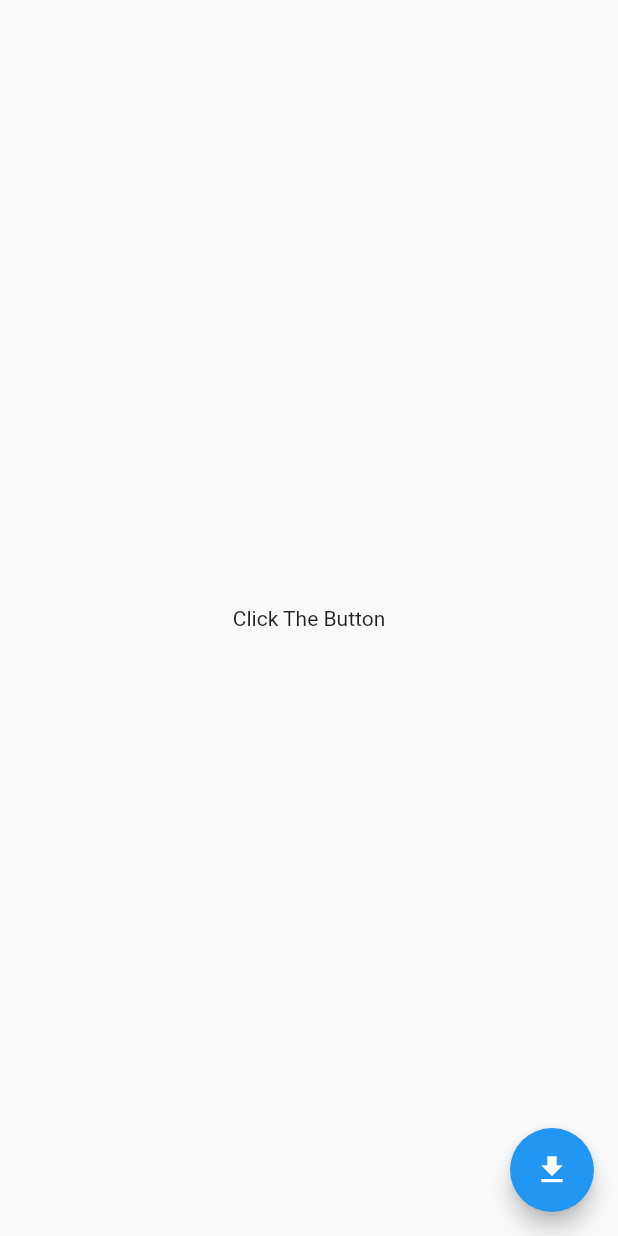
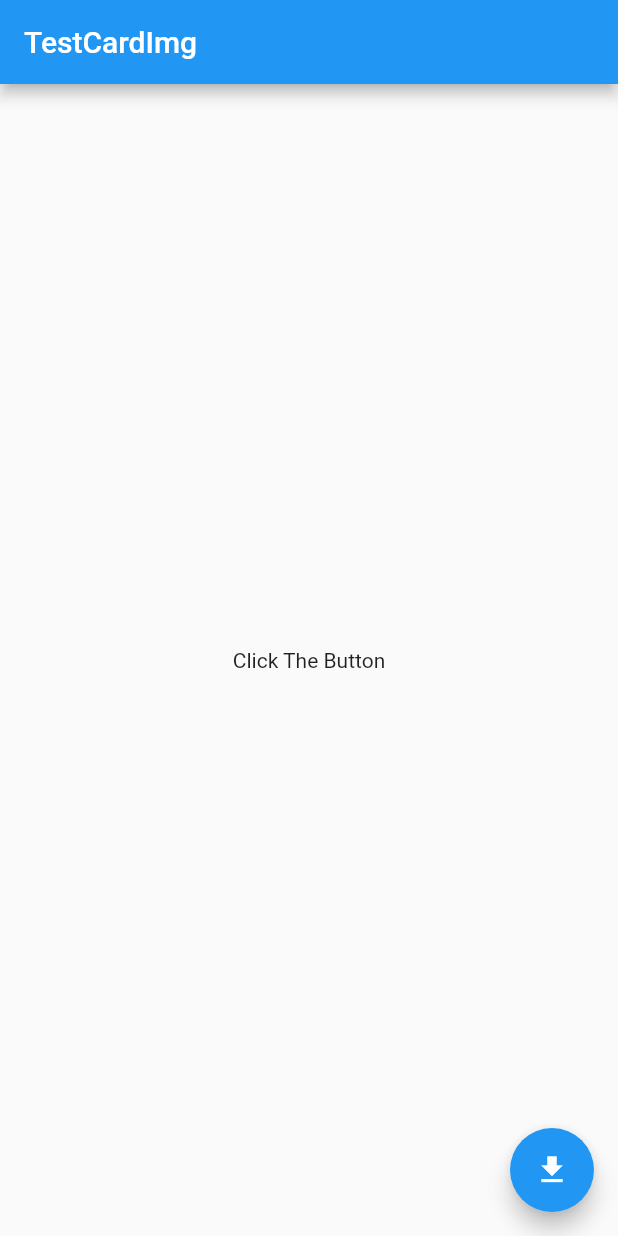
Before and after one commit to kamil-korwiel/heartstone_cards_bloc, a Flutter app: the screen it shows after launch, on a phone screen of 412 x 824 dp. Run offline on Flutter 3.47's test engine with Material 2 defaults, Android fonts, the light colour scheme and no system bars; our stand-ins replace bloc, cached_network_image, dio, flutter_bloc, flutter_sticky_header, freezed_annotation and 1 more; generated files the repository leaves out were written again.

Commit message:
Created TestPAgeForntCart and Bloc ,Repo ,Api

```diff
--- a/lib/data/datasources/remote/heartstone_api_service.dart
+++ b/lib/data/datasources/remote/heartstone_api_service.dart
@@ -1,6 +1,5 @@
 import 'package:dio/dio.dart';
 import 'package:heartstone_cards_bloc/core/api_consts.dart';
-import 'package:retrofit/dio.dart';
 import 'package:retrofit/http.dart';
 
 import '../../models/models.dart';
@@ -14,4 +13,7 @@ abstract class HeartstoneApiService {
 
   @GET("/info")
   Future<Info> getInfo();
+
+  @GET("/cards/sets/{nameSet}")
+  Future<List<CardFront>> getSetOfCards(@Path("nameSet") String nameSet);
 }
--- a/lib/data/repositories/abstract/heartstone_repositories.dart
+++ b/lib/data/repositories/abstract/heartstone_repositories.dart
@@ -3,4 +3,6 @@ import '../../models/models.dart';
 abstract class HeartStoneRepository {
   // API Methods
   Future<Info> getInfo();
+
+  Future<List<CardFront>> getSetOfCards(String nameSet);
 }
--- /dev/null
+++ b/lib/logic/blocs/cardfront/cardfront_event.dart
@@ -0,0 +1,16 @@
+part of 'cardfront_bloc.dart';
+
+@freezed
+class CardfrontEvent with _$CardfrontEvent {
+  const factory CardfrontEvent.started() = _Started;
+  const factory CardfrontEvent.getAll() = _GetAll;
+  const factory CardfrontEvent.getSet(String nameOfSet) = _GetSet;
+  const factory CardfrontEvent.getTypes(String nameOfTypes) = _GetTypes;
+  const factory CardfrontEvent.getRaces(String nameOfRace) = _GetRaces;
+  const factory CardfrontEvent.getFactions(String nameOfFactions) =
+      _GetFactions;
+  const factory CardfrontEvent.getQualities(String nameOfQualities) =
+      _GetQualities;
+  const factory CardfrontEvent.getClasses(String nameOfClass) = _GetClasses;
+  const factory CardfrontEvent.search(String nameOfCard) = _Search;
+}
--- /dev/null
+++ b/lib/logic/blocs/cardfront/cardfront_state.dart
@@ -0,0 +1,9 @@
+part of 'cardfront_bloc.dart';
+
+@freezed
+class CardfrontState with _$CardfrontState {
+  const factory CardfrontState.initial() = _Initial;
+  const factory CardfrontState.loading() = _Loading;
+  const factory CardfrontState.loaded(List<CardFront> data) = _Loaded;
+  const factory CardfrontState.error(NetworkException error) = _Error;
+}
--- a/lib/logic/blocs/info/info_bloc.dart
+++ b/lib/logic/blocs/info/info_bloc.dart
@@ -17,9 +17,9 @@ class InfoBloc extends Bloc<InfoEvent, InfoState> {
       try {
         emit(const InfoState.loading());
         final info = await _heartStoneRepository.getInfo();
-        if (kDebugMode) {
-          print(info.patch);
-        }
+        // if (kDebugMode) {
+        //   print(info.patch);
+        // }
         emit(InfoState.loaded(info));
       } on NetworkException catch (e) {
         emit(InfoState.error(e));
--- a/lib/main.dart
+++ b/lib/main.dart
@@ -2,6 +2,8 @@
 import 'package:flutter/material.dart';
 import 'package:flutter_bloc/flutter_bloc.dart';
 import 'package:heartstone_cards_bloc/core/api_consts.dart';
+import 'package:heartstone_cards_bloc/logic/blocs/cardfront/cardfront_bloc.dart';
+import 'package:heartstone_cards_bloc/view/pages/test_page_card_grid.dart';
 
 import 'data/datasources/remote/heartstone_api_service.dart';
 import 'data/repositories/implementation/heartstone_repositories_impl.dart';
@@ -25,16 +27,16 @@
       ),
       home: BlocProvider(
         create: (context) =>
-            InfoBloc(HeartsoneRepositoryImpl(HeartstoneApiService(Dio()
+            CardfrontBloc(HeartsoneRepositoryImpl(HeartstoneApiService(Dio()
               ..options = BaseOptions(
                 headers: {
                   'x-rapidapi-host': ApiConsts.hostApi,
                   'x-rapidapi-key': ApiConsts.apiKey
                 },
-                connectTimeout: 5000,
-                receiveTimeout: 3000,
+                // connectTimeout: 50000,
+                // receiveTimeout: 30000,
               )))),
-        child: const TestInfoPage(),
+        child: const TestPageCardGrid(),
       ),
     );
   }
--- /dev/null
+++ b/lib/view/pages/test_page_card_grid.dart
@@ -0,0 +1,66 @@
+import 'package:cached_network_image/cached_network_image.dart';
+import 'package:flutter/material.dart';
+import 'package:flutter_bloc/flutter_bloc.dart';
+import 'package:heartstone_cards_bloc/data/models/cardfront/cardfront.dart';
+import 'package:heartstone_cards_bloc/logic/blocs/cardfront/cardfront_bloc.dart';
+
+class TestPageCardGrid extends StatelessWidget {
+  const TestPageCardGrid({Key? key}) : super(key: key);
+
+  @override
+  Widget build(BuildContext context) {
+    return Scaffold(
+      appBar: AppBar(title: const Text("TestCardImg")),
+      body: BlocBuilder<CardfrontBloc, CardfrontState>(
+        builder: (context, state) {
+          return state.when(
+              initial: () => const Center(child: Text("Click The Button")),
+              loading: () => const Center(child: CircularProgressIndicator()),
+              loaded: (data) => GridCardGrid(
+                    listCardFront: data,
+                  ),
+              error: (error) => Center(
+                      child: Column(
+                    children: [
+                      const Spacer(),
+                      Text(error.statusCode.toString()),
+                      Text(error.errorMessage),
+                      const Spacer(),
+                    ],
+                  )));
+        },
+      ),
+      floatingActionButton: FloatingActionButton(
+        onPressed: () => BlocProvider.of<CardfrontBloc>(context)
+            .add(const CardfrontEvent.getSet("Scholomance Academy")),
+        child: const Icon(Icons.download),
+      ),
+    );
+  }
+}
+
+class GridCardGrid extends StatelessWidget {
+  final List<CardFront> listCardFront;
+
+  const GridCardGrid({Key? key, required this.listCardFront}) : super(key: key);
+
+  @override
+  Widget build(BuildContext context) {
+    return GridView.builder(
+        gridDelegate: const SliverGridDelegateWithFixedCrossAxisCount(
+          crossAxisCount: 2,
+        ),
+        itemCount: listCardFront.length,
+        itemBuilder: (_, index) => Card(
+              child: CachedNetworkImage(
+                alignment: Alignment.bottomLeft,
+                imageUrl: listCardFront[index].img!,
+                progressIndicatorBuilder: (context, url, downloadProgress) =>
+                    Center(
+                        child: CircularProgressIndicator(
+                            value: downloadProgress.progress)),
+                errorWidget: (context, url, error) => const Icon(Icons.error),
+              ),
+            ));
+  }
+}
--- a/pubspec.yaml
+++ b/pubspec.yaml
@@ -28,6 +28,7 @@ environment:
 # versions available, run `flutter pub outdated`.
 dependencies:
   cupertino_icons: ^1.0.2
+  cached_network_image: ^3.2.0
   dio: ^4.0.4
   equatable: ^2.0.3
   flutter:
```
Also changed, not shown: lib/data/repositories/implementation/heartstone_repositories_impl.dart (+17 -4 lines), lib/logic/blocs/cardfront/cardfront_bloc.dart (added, +28 -0 lines), lib/data/datasources/remote/heartstone_api_service.g.dart, lib/logic/blocs/cardfront/cardfront_bloc.freezed.dart (added), pubspec.lock.
